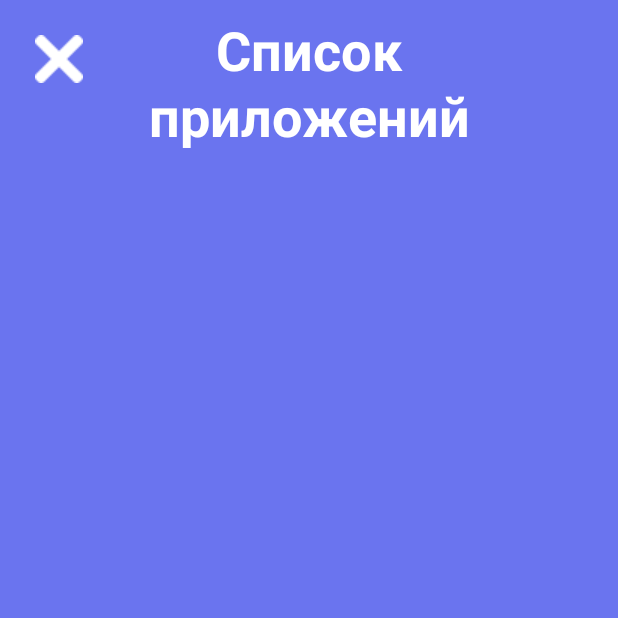
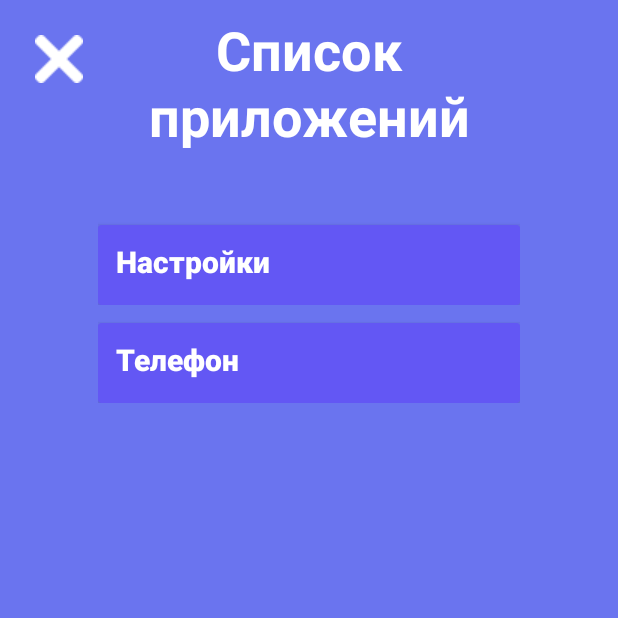
Before and after one commit to SvetoiDen/allin_project, an Android app: the screen it shows after launch (App_ListActivity), after a tap on an icon or button, on a phone screen of 412 x 824 dp, the top half of it. Run offline under Robolectric (Android 15) with nearby library versions, the light colour scheme and no system bars; 1 other tap on this screen came first.

Commit message:
update Yes!

```diff
--- a/app/src/main/AndroidManifest.xml
+++ b/app/src/main/AndroidManifest.xml
@@ -1,6 +1,18 @@
 <?xml version="1.0" encoding="utf-8"?>
 <manifest xmlns:android="http://schemas.android.com/apk/res/android"
     xmlns:tools="http://schemas.android.com/tools">
+
+    <uses-feature
+        android:name="android.hardware.camera"
+        android:required="false" />
+
+    <uses-permission android:name="android.permission.READ_EXTERNAL_STORAGE" />
+    <uses-permission android:name="android.permission.WRITE_EXTERNAL_STORAGE" />
+    <uses-permission android:name="android.permission.MANAGE_EXTERNAL_STORAGE"
+        tools:ignore="ScopedStorage" />
+    <uses-permission android:name="android.permission.CAMERA"/>
+    <uses-permission android:name="android.permission.MANAGE_DEVICE_POLICY_APP_USER_DATA"/>
+    <uses-permission android:name="android.permission.POST_NOTIFICATIONS"/>
 
     <application
         android:allowBackup="true"
--- /dev/null
+++ b/app/src/main/java/com/example/allin_project/AdapterApp.java
@@ -0,0 +1,67 @@
+package com.example.allin_project;
+
+import android.annotation.SuppressLint;
+import android.app.Activity;
+import android.content.Context;
+import android.content.Intent;
+import android.view.LayoutInflater;
+import android.view.View;
+import android.view.ViewGroup;
+import android.widget.LinearLayout;
+import android.widget.TextView;
+
+import androidx.annotation.NonNull;
+import androidx.recyclerview.widget.RecyclerView;
+
+import java.util.ArrayList;
+
+public class AdapterApp extends RecyclerView.Adapter<AdapterApp.MyApp> {
+
+    private Context context;
+    Activity activity;
+    private ArrayList app_id, app_name, com_app;
+    AdapterApp(Activity activity, Context context, ArrayList app_id, ArrayList app_name, ArrayList com_app) {
+        this.context = context;
+        this.activity = activity;
+        this.app_id = app_id;
+        this.app_name = app_name;
+        this.com_app = com_app;
+    }
+
+    @NonNull
+    @Override
+    public AdapterApp.MyApp onCreateViewHolder(@NonNull ViewGroup parent, int viewType) {
+        LayoutInflater inflater = LayoutInflater.from(context);
+        View v = inflater.inflate(R.layout.my_apps, parent, false);
+        return new AdapterApp.MyApp(v);
+    }
+
+    @Override
+    public void onBindViewHolder(@NonNull AdapterApp.MyApp holder, @SuppressLint("RecyclerView") final int position) {
+        holder.name_app_2.setText(String.valueOf(app_name.get(position)));
+        holder.mainLayout_1.setOnClickListener(new View.OnClickListener() {
+            @Override
+            public void onClick(View v) {
+                Intent intent = new Intent(context, App_ListActivity.class);
+                intent.putExtra("com", String.valueOf(com_app.get(position)));
+                activity.startActivityForResult(intent, 1);
+            }
+        });
+    }
+
+    @Override
+    public int getItemCount() {
+        return app_id.size();
+    }
+
+    public class MyApp extends RecyclerView.ViewHolder {
+        TextView app_id_1, name_app_2;
+        LinearLayout mainLayout_1;
+        public MyApp(@NonNull View itemView) {
+            super(itemView);
+            app_id_1 = itemView.findViewById(R.id.app_id_1);
+            name_app_2 = itemView.findViewById(R.id.name_app_2);
+            mainLayout_1 = itemView.findViewById(R.id.mainLayout);
+        }
+    }
+}
--- a/app/src/main/java/com/example/allin_project/App_ListActivity.java
+++ b/app/src/main/java/com/example/allin_project/App_ListActivity.java
@@ -1,16 +1,47 @@
 package com.example.allin_project;
 
+import static android.Manifest.permission.MANAGE_DEVICE_POLICY_APP_USER_DATA;
+import static android.Manifest.permission.POST_NOTIFICATIONS;
+import static android.Manifest.permission.MANAGE_EXTERNAL_STORAGE;
+import static android.Manifest.permission_group.CAMERA;
+
+import android.Manifest;
+import android.content.ActivityNotFoundException;
 import android.content.Intent;
+import android.content.pm.PackageManager;
+import android.database.Cursor;
+import android.os.Build;
 import android.os.Bundle;
+import android.os.DropBoxManager;
+import android.util.Log;
 import android.view.View;
+import android.widget.Button;
+import android.widget.Toast;
 
 import androidx.activity.EdgeToEdge;
+import androidx.annotation.NonNull;
+import androidx.annotation.Nullable;
+import androidx.annotation.RequiresApi;
 import androidx.appcompat.app.AppCompatActivity;
+import androidx.core.app.ActivityCompat;
+import androidx.core.content.ContextCompat;
 import androidx.core.graphics.Insets;
 import androidx.core.view.ViewCompat;
 import androidx.core.view.WindowInsetsCompat;
+import androidx.recyclerview.widget.LinearLayoutManager;
+import androidx.recyclerview.widget.RecyclerView;
+
+import java.io.File;
+import java.util.ArrayList;
 
 public class App_ListActivity extends AppCompatActivity {
+
+    Button but_app;
+    private static int app_date = 0;
+    BDNotes db;
+    RecyclerView recyclerView;
+    ArrayList<String> app_id, app_name, com_desc;
+    AdapterApp adapterApp;
 
     @Override
     protected void onCreate(Bundle savedInstanceState) {
@@ -22,9 +53,53 @@ public class App_ListActivity extends AppCompatActivity {
             v.setPadding(systemBars.left, systemBars.top, systemBars.right, systemBars.bottom);
             return insets;
         });
+
+        recyclerView = findViewById(R.id.recyclerView_1);
+
+        getAndSetIntentData();
+
+        db = new BDNotes(App_ListActivity.this);
+        app_id = new ArrayList<>();
+        app_name = new ArrayList<>();
+        com_desc = new ArrayList<>();
+
+        db.appDate();
+
+        storeDataInArrrys();
+
+        adapterApp = new AdapterApp(App_ListActivity.this, this, app_id, app_name, com_desc);
+        recyclerView.setAdapter(adapterApp);
+        recyclerView.setLayoutManager(new LinearLayoutManager(App_ListActivity.this));
+    }
+
+    @Override
+    protected void onPause() {
+        super.onPause();
+        BDNotes db = new BDNotes(App_ListActivity.this);
+        db.deleteApp();
     }
 
     public void back2(View v) {
         App_ListActivity.this.startActivity(new Intent(App_ListActivity.this, MainActivity.class));
     }
+
+    void getAndSetIntentData() {
+        if (getIntent().hasExtra("com")) {
+            String desc = getIntent().getStringExtra("com");
+            Intent i = getPackageManager().getLaunchIntentForPackage(desc);
+            startActivity(i);
+        }
+    }
+
+    void storeDataInArrrys() {
+        Cursor cursor = db.readAllDate_App();
+
+        if (!(cursor.getCount() == 0)) {
+            while (cursor.moveToNext()) {
+                app_id.add(cursor.getString(0));
+                app_name.add(cursor.getString(1));
+                com_desc.add(cursor.getString(2));
+            }
+        }
+    }
 }
--- a/app/src/main/java/com/example/allin_project/BDNotes.java
+++ b/app/src/main/java/com/example/allin_project/BDNotes.java
@@ -16,6 +16,7 @@ public class BDNotes extends SQLiteOpenHelper {
     private Context context;
     private static final String DATABASE_NAME = "notesdb";
     private static final String TABLE_NAME = "notes";
+    private static final String APP_NAME = "apps";
 
     private static final String KEY_ID = "id";
     private static final String KEY_NAME = "name";
@@ -31,12 +32,37 @@ public class BDNotes extends SQLiteOpenHelper {
         String execuse = "CREATE TABLE " + TABLE_NAME + " (" + KEY_ID + " INTEGER PRIMARY KEY AUTOINCREMENT, "
                 + KEY_NAME + " TEXT, " + KEY_DESC + " TEXT);";
         db.execSQL(execuse);
+        String execuse_1 = "CREATE TABLE " + APP_NAME + " (" + KEY_ID + " INTEGER PRIMARY KEY AUTOINCREMENT, "
+                + KEY_NAME + " TEXT, " + KEY_DESC + " TEXT);";
+        db.execSQL(execuse_1);
     }
 
     @Override
     public void onUpgrade(SQLiteDatabase db, int oldVersion, int newVersion) {
         db.execSQL("DROP TABLE IF EXISTS " + TABLE_NAME);
+        db.execSQL("DROP TABLE IF EXISTS " + APP_NAME);
         onCreate(db);
+    }
+
+    void appDate() {
+        SQLiteDatabase db = this.getWritableDatabase();
+        ContentValues contentValues = new ContentValues();
+
+        contentValues.put(KEY_NAME, "Настройки");
+        contentValues.put(KEY_DESC, "com.android.settings");
+
+        db.insert(APP_NAME, null, contentValues);
+
+        contentValues.put(KEY_NAME, "Телефон");
+        contentValues.put(KEY_DESC, "com.android.phone");
+
+        db.insert(APP_NAME, null, contentValues);
+    }
+
+    void deleteApp() {
+        SQLiteDatabase db = this.getWritableDatabase();
+
+        db.execSQL("DELETE FROM " + APP_NAME);
     }
 
     void addNotes(String title, String desc) {
@@ -51,6 +77,17 @@ public class BDNotes extends SQLiteOpenHelper {
 
     Cursor readAllDate() {
         String query = "SELECT * FROM " + TABLE_NAME;
+        SQLiteDatabase db = this.getReadableDatabase();
+
+        Cursor cursor = null;
+        if (db != null) {
+            cursor = db.rawQuery(query, null);
+        }
+        return cursor;
+    }
+
+    Cursor readAllDate_App() {
+        String query = "SELECT * FROM " + APP_NAME;
         SQLiteDatabase db = this.getReadableDatabase();
 
         Cursor cursor = null;
--- a/app/src/main/res/layout/activity_app_list.xml
+++ b/app/src/main/res/layout/activity_app_list.xml
@@ -31,8 +31,9 @@
         android:text="@string/app_list_text"/>
 
     <androidx.recyclerview.widget.RecyclerView
+        android:id="@+id/recyclerView_1"
         android:layout_width="281dp"
-        android:layout_height="523dp"
+        android:layout_height="439dp"
         android:layout_gravity="center"
         android:layout_marginTop="30dp" />
 </LinearLayout>
--- /dev/null
+++ b/app/src/main/res/layout/my_apps.xml
@@ -0,0 +1,51 @@
+<?xml version="1.0" encoding="utf-8"?>
+<LinearLayout xmlns:android="http://schemas.android.com/apk/res/android"
+    xmlns:app="http://schemas.android.com/apk/res-auto"
+    xmlns:tools="http://schemas.android.com/tools"
+    android:orientation="vertical" android:layout_width="match_parent"
+    android:layout_height="wrap_content"
+    android:id="@+id/mainLayout">
+
+    <androidx.cardview.widget.CardView
+        android:id="@+id/cardView_1"
+        android:layout_width="match_parent"
+        android:layout_height="wrap_content"
+        android:layout_marginTop="12dp"
+        android:backgroundTint="#6357F4">
+
+        <androidx.constraintlayout.widget.ConstraintLayout
+            android:layout_width="match_parent"
+            android:layout_height="wrap_content"
+            android:padding="12dp"
+            android:backgroundTint="#6357F4">
+
+<!--            <TextView-->
+<!--                android:id="@+id/app_id_1"-->
+<!--                android:layout_width="wrap_content"-->
+<!--                android:layout_height="wrap_content"-->
+<!--                android:text="1"-->
+<!--                android:textSize="40sp"-->
+<!--                android:textStyle="bold"-->
+<!--                android:textColor="#fff"-->
+<!--                android:fontFamily="@font/montserrat_medium"-->
+<!--                app:layout_constraintBottom_toBottomOf="parent"-->
+<!--                app:layout_constraintStart_toStartOf="parent"-->
+<!--                app:layout_constraintTop_toTopOf="parent" />-->
+
+            <TextView
+                android:id="@+id/name_app_2"
+                android:layout_width="wrap_content"
+                android:layout_height="wrap_content"
+                android:layout_marginStart="12dp"
+                android:layout_marginTop="12dp"
+                android:fontFamily="@font/montserrat_medium"
+                android:text="Title 1"
+                android:textColor="#fff"
+                android:textSize="20sp"
+                android:textStyle="bold"
+                app:layout_constraintStart_toEndOf="@+id/app_id_1"
+                app:layout_constraintTop_toTopOf="@+id/app_id_1" />
+
+        </androidx.constraintlayout.widget.ConstraintLayout>
+    </androidx.cardview.widget.CardView>
+</LinearLayout>
```
